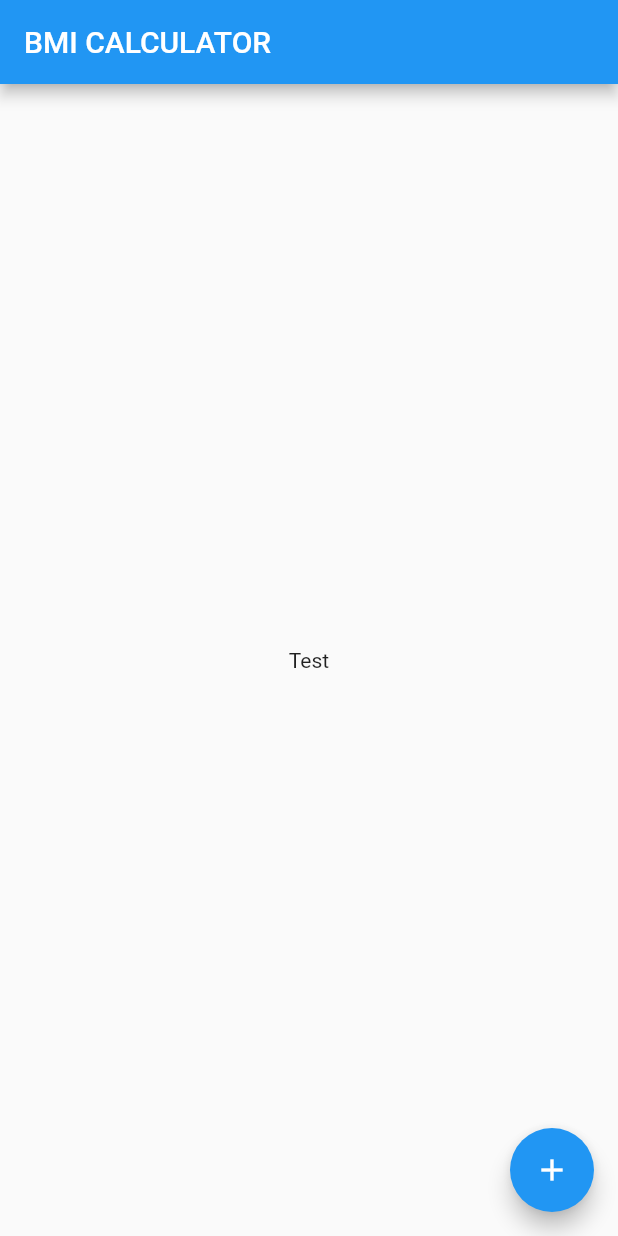
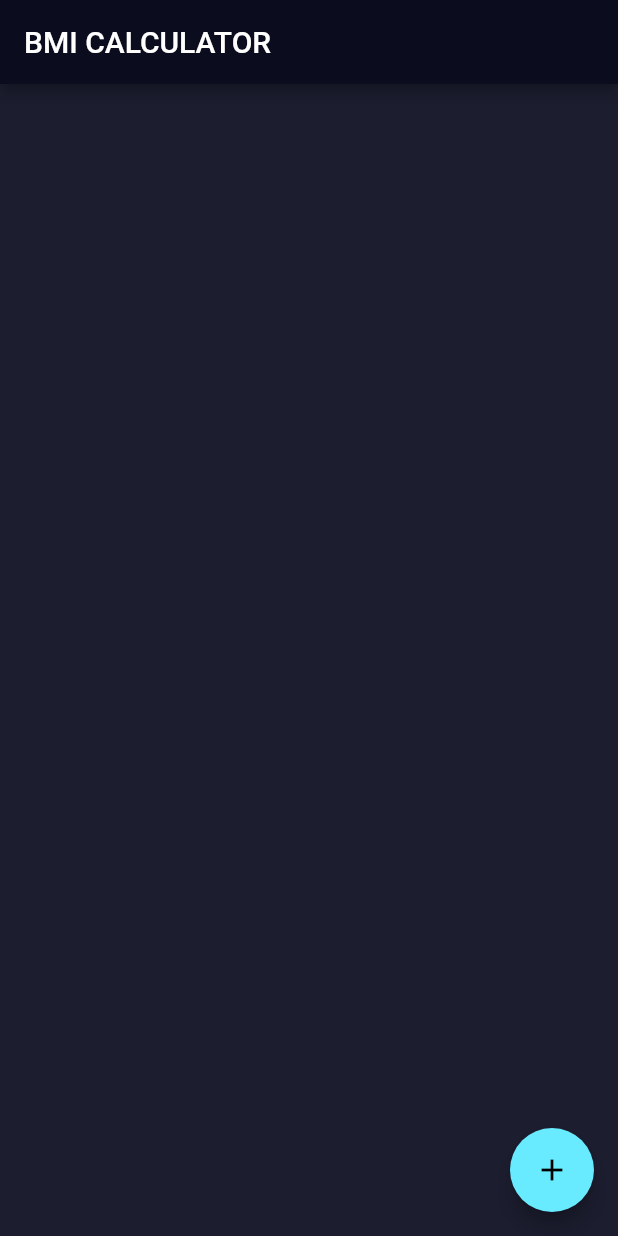
Before and after one commit to thepirateboy/bmi_calculator, a Flutter app: the screen it shows after launch, on a phone screen of 412 x 824 dp. Run offline on Flutter 3.47's test engine with Material 2 defaults, Android fonts, the phone set to English and light mode, and no system bars.

Commit message:
First encapsulation.

```diff
--- /dev/null
+++ b/lib/InputPage.dart
@@ -0,0 +1,31 @@
+import 'package:flutter/material.dart';
+
+class InputPage extends StatefulWidget {
+  @override
+  _InputPageState createState() => _InputPageState();
+}
+
+class _InputPageState extends State<InputPage> {
+  @override
+  Widget build(BuildContext context) {
+    return Scaffold(
+      appBar: AppBar(
+        title: Text("BMI CALCULATOR"),
+      ),
+      body: Center(
+        child: Container(
+          color: Color(0xFF1C1D2F),
+        ),
+      ),
+      floatingActionButton: Theme(
+        data: ThemeData(accentColor: Color(0xFF69EBFF)),
+        child: FloatingActionButton(
+          child: Icon(Icons.add),
+          onPressed: () {
+            print("yes");
+          },
+        ),
+      ),
+    );
+  }
+}
--- a/lib/main.dart
+++ b/lib/main.dart
@@ -1,40 +1,23 @@
 import 'package:flutter/material.dart';
+import 'InputPage.dart';
 
 void main() {
   runApp(BMICalculator());
 }
 
 class BMICalculator extends StatelessWidget {
-  const BMICalculator({Key? key}) : super(key: key);
-
   @override
   Widget build(BuildContext context) {
     return MaterialApp(
       home: InputPage(),
-    );
-  }
-}
-
-class InputPage extends StatefulWidget {
-  @override
-  _InputPageState createState() => _InputPageState();
-}
-
-class _InputPageState extends State<InputPage> {
-  @override
-  Widget build(BuildContext context) {
-    return Scaffold(
-      appBar: AppBar(
-        title: Text("BMI CALCULATOR"),
-      ),
-      body: Center(
-        child: Text("Test"),
-      ),
-      floatingActionButton: FloatingActionButton(
-        child: Icon(Icons.add),
-        onPressed: () {
-          print("yes");
-        },
+      theme: ThemeData.dark().copyWith(
+        primaryColor: Color(0xFF0C0C1F),
+        scaffoldBackgroundColor: Color(0xFF0C0C1F),
+        //brightness: Brightness.dark,
+        textTheme: TextTheme(
+          body1: TextStyle(color: Colors.white),
+        ),
+        accentColor: Color(0xFF69EBFF),
       ),
     );
   }
```
